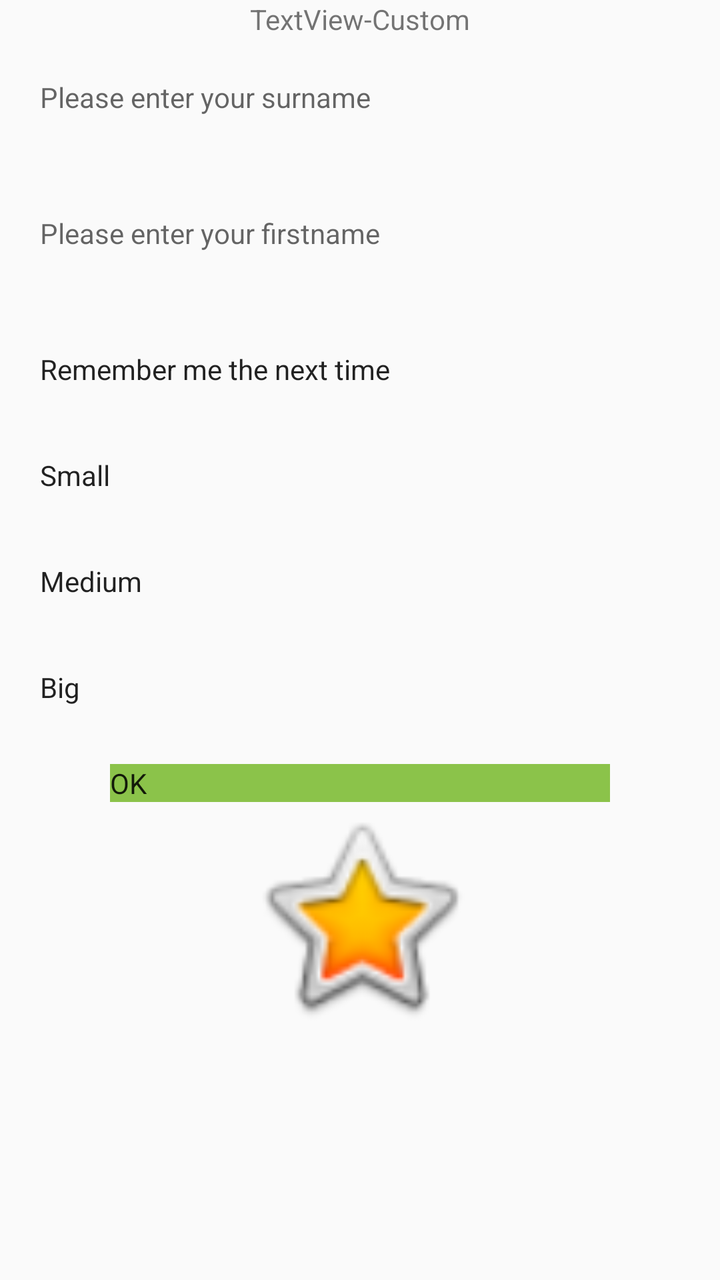
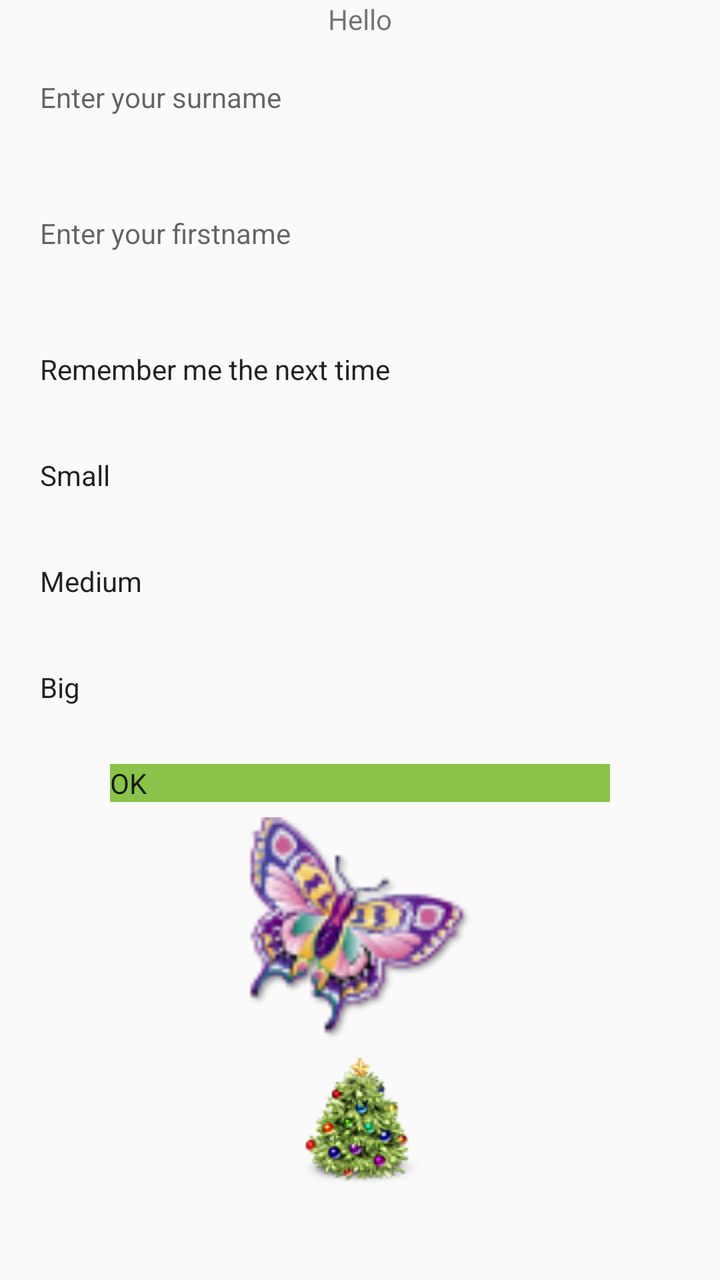

The first picture is an Android layout as it rendered before a commit; the second is the same layout after the commit. The layout source and the unified diff follow.
<!-- AndroidManifest.xml: activity theme Theme.KMADCourse -->
<!-- res/layout/activity_main.xml -->
<?xml version="1.0" encoding="utf-8"?>
<androidx.constraintlayout.widget.ConstraintLayout xmlns:android="http://schemas.android.com/apk/res/android"
    xmlns:tools="http://schemas.android.com/tools"
    android:layout_width="match_parent"
    android:layout_height="match_parent"
    xmlns:app="http://schemas.android.com/apk/res-auto">

    <TextView
        android:id="@+id/textView2"
        android:layout_width="wrap_content"
        android:layout_height="wrap_content"
        android:text="TextView-Custom"
        app:layout_constraintEnd_toEndOf="parent"
        app:layout_constraintStart_toStartOf="parent"
        app:layout_constraintTop_toTopOf="parent" />

    <EditText
        android:id="@+id/edit_surname"
        android:layout_width="0dp"
        android:layout_height="48dp"
        android:layout_marginStart="20dp"
        android:layout_marginTop="20dp"
        android:layout_marginEnd="20dp"
        android:ems="10"
        android:hint="Please enter your surname"
        android:inputType="text"
        app:layout_constraintEnd_toEndOf="parent"
        app:layout_constraintStart_toStartOf="parent"
        app:layout_constraintTop_toBottomOf="@+id/textView2" />

    <EditText
        android:id="@+id/edit_firstname"
        android:layout_width="0dp"
        android:layout_height="48dp"
        android:layout_marginStart="20dp"
        android:layout_marginTop="20dp"
        android:layout_marginEnd="20dp"
        android:ems="10"
        android:hint="Please enter your firstname"
        android:inputType="text"
        android:rotation="0"
        app:layout_constraintEnd_toEndOf="parent"
        app:layout_constraintStart_toStartOf="parent"
        app:layout_constraintTop_toBottomOf="@+id/edit_surname" />

    <CheckBox
        android:id="@+id/ch_rem"
        android:layout_width="wrap_content"
        android:layout_height="48dp"
        android:layout_marginStart="20dp"
        android:layout_marginTop="20dp"
        android:checked="true"
        android:text="Remember me the next time"
        app:layout_constraintStart_toStartOf="parent"
        app:layout_constraintTop_toBottomOf="@+id/edit_firstname" />

    <RadioGroup
        android:id="@+id/radioGroup"
        android:layout_width="wrap_content"
        android:layout_height="wrap_content"
        app:layout_constraintStart_toStartOf="parent"
        app:layout_constraintTop_toBottomOf="@+id/ch_rem">

        <RadioButton
            android:id="@+id/rd_small"
            android:layout_width="wrap_content"
            android:layout_height="48dp"
            android:layout_marginStart="20dp"
            android:layout_marginTop="5dp"
            android:text="Small" />

        <RadioButton
            android:id="@+id/rd_medium"
            android:layout_width="wrap_content"
            android:layout_height="48dp"
            android:layout_marginStart="20dp"
            android:layout_marginTop="5dp"
            android:text="Medium" />

        <RadioButton
            android:id="@+id/rd_big"
            android:layout_width="wrap_content"
            android:layout_height="48dp"
            android:layout_marginStart="20dp"
            android:layout_marginTop="5dp"
            android:text="Big" />
    </RadioGroup>

    <Button
        android:id="@+id/btn_ok"
        android:layout_width="250dp"
        android:layout_height="wrap_content"
        android:background="#8BC34A"
        android:text="OK"
        app:layout_constraintEnd_toEndOf="parent"
        app:layout_constraintStart_toStartOf="parent"
        app:layout_constraintTop_toBottomOf="@+id/radioGroup" />

    <ImageButton
        android:id="@+id/imageButton3"
        android:layout_width="117dp"
        android:layout_height="115dp"
        android:src="@android:drawable/btn_star_big_on"
        app:layout_constraintEnd_toEndOf="parent"
        app:layout_constraintStart_toStartOf="parent"
        app:layout_constraintTop_toBottomOf="@+id/btn_ok" />

</androidx.constraintlayout.widget.ConstraintLayout>
<!-- resources referenced by this layout -->
<resources>
  <style name="Theme.KMADCourse" parent="android:Theme.Material.Light.NoActionBar" />
</resources>

<!-- the commit's change to res/layout/activity_main.xml (unified diff, before → after) -->
@@ -9,7 +9,7 @@
         android:id="@+id/textView2"
         android:layout_width="wrap_content"
         android:layout_height="wrap_content"
-        android:text="TextView-Custom"
+        android:text="@string/textview_hello"
         app:layout_constraintEnd_toEndOf="parent"
         app:layout_constraintStart_toStartOf="parent"
         app:layout_constraintTop_toTopOf="parent" />
@@ -21,8 +21,9 @@
         android:layout_marginStart="20dp"
         android:layout_marginTop="20dp"
         android:layout_marginEnd="20dp"
+        android:autofillHints="@string/enter_surname"
         android:ems="10"
-        android:hint="Please enter your surname"
+        android:hint="@string/enter_surname"
         android:inputType="text"
         app:layout_constraintEnd_toEndOf="parent"
         app:layout_constraintStart_toStartOf="parent"
@@ -35,8 +36,9 @@
         android:layout_marginStart="20dp"
         android:layout_marginTop="20dp"
         android:layout_marginEnd="20dp"
+        android:autofillHints="@string/enter_firstname"
         android:ems="10"
-        android:hint="Please enter your firstname"
+        android:hint="@string/enter_firstname"
         android:inputType="text"
         android:rotation="0"
         app:layout_constraintEnd_toEndOf="parent"
@@ -50,7 +52,7 @@
         android:layout_marginStart="20dp"
         android:layout_marginTop="20dp"
         android:checked="true"
-        android:text="Remember me the next time"
+        android:text="@string/ch_remember"
         app:layout_constraintStart_toStartOf="parent"
         app:layout_constraintTop_toBottomOf="@+id/edit_firstname" />
 
@@ -96,13 +98,22 @@
         app:layout_constraintStart_toStartOf="parent"
         app:layout_constraintTop_toBottomOf="@+id/radioGroup" />
 
-    <ImageButton
-        android:id="@+id/imageButton3"
-        android:layout_width="117dp"
-        android:layout_height="115dp"
-        android:src="@android:drawable/btn_star_big_on"
+    <ImageView
+        android:id="@+id/imageView"
+        android:layout_width="113dp"
+        android:layout_height="128dp"
+        android:src="@drawable/may"
         app:layout_constraintEnd_toEndOf="parent"
         app:layout_constraintStart_toStartOf="parent"
         app:layout_constraintTop_toBottomOf="@+id/btn_ok" />
 
+    <ImageButton
+        android:id="@+id/imageButton"
+        android:layout_width="wrap_content"
+        android:layout_height="wrap_content"
+        android:src="@drawable/dec"
+        app:layout_constraintEnd_toEndOf="parent"
+        app:layout_constraintStart_toStartOf="parent"
+        app:layout_constraintTop_toBottomOf="@+id/imageView" />
+
 </androidx.constraintlayout.widget.ConstraintLayout>
<!-- resource entries referenced after the edit -->
@@ -1,5 +1,11 @@
 <!-- resources referenced by this layout -->
 <resources>
+  <!-- drawable dec: png bitmap (drawable, 11131 bytes) -->
+  <!-- drawable may: png bitmap (drawable, 6777 bytes) -->
+  <string name="ch_remember">Remember me the next time</string>
+  <string name="enter_firstname">Enter your firstname</string>
+  <string name="enter_surname">Enter your surname</string>
+  <string name="textview_hello">Hello</string>
   <style name="Theme.KMADCourse" parent="android:Theme.Material.Light.NoActionBar" />
 </resources>
 
